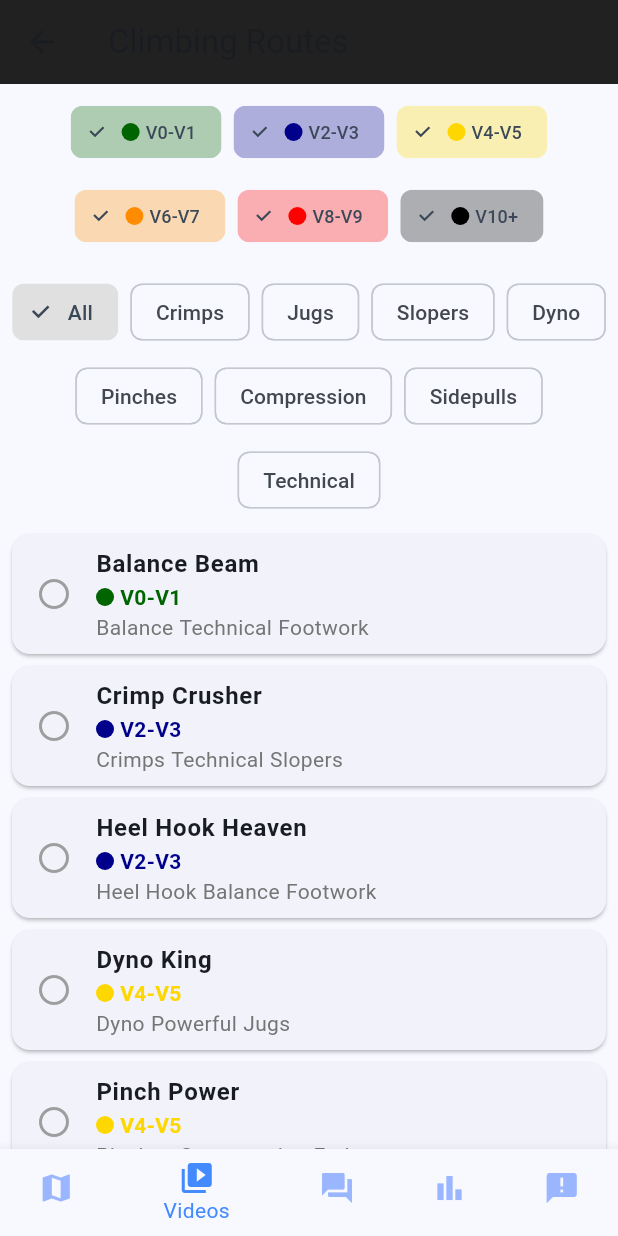
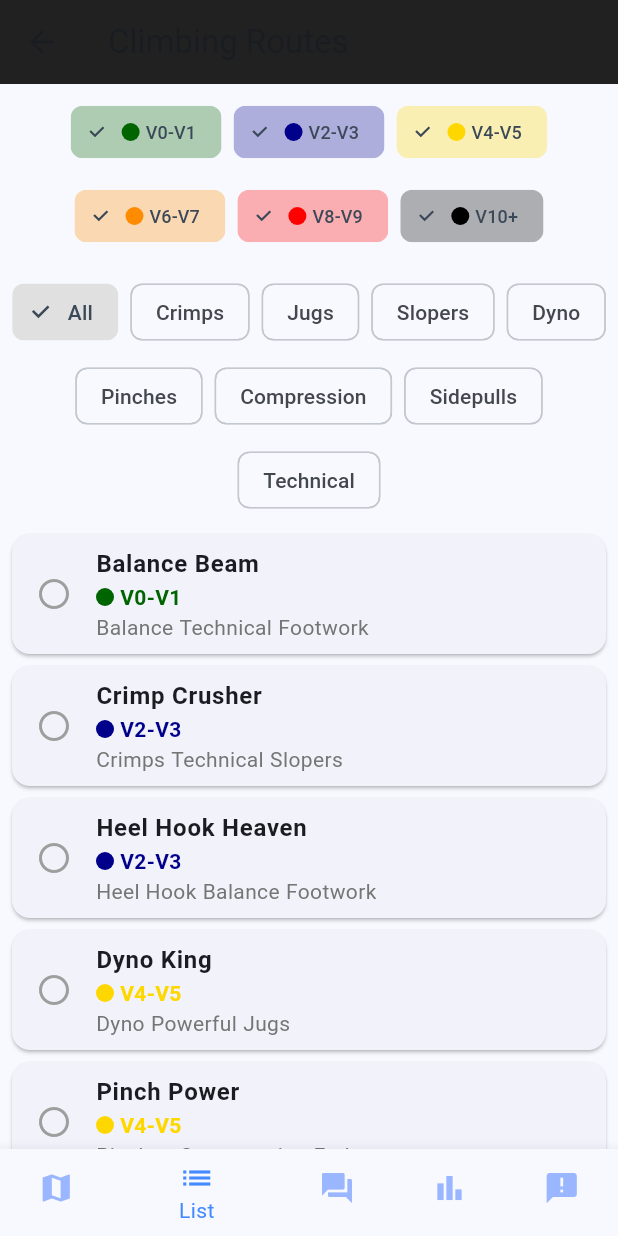
Before and after one commit to SriramKoukuntla/Ascend-UMass-Climbing-App, a Flutter app: the HomePage screen opened directly, item 2 of the bottom bar chosen, on a phone screen of 412 x 824 dp. Run offline on Flutter 3.47's test engine with Material 3 defaults, Android fonts, the light colour scheme and no system bars; our stand-ins replace shared_preferences; accounts and stored records are empty.

Commit message:
updated the icon and name of the video tab to a list tab

```diff
--- a/ascend/lib/pages/home_page.dart
+++ b/ascend/lib/pages/home_page.dart
@@ -42,8 +42,8 @@ class _HomePageState extends State<HomePage> {
             label: 'Climbing Map',
           ),
           BottomNavigationBarItem(
-            icon: Icon(Icons.video_library),
-            label: 'Videos',
+            icon: Icon(Icons.list),
+            label: 'List',
           ),
           BottomNavigationBarItem(
             icon: Icon(Icons.forum),
```
